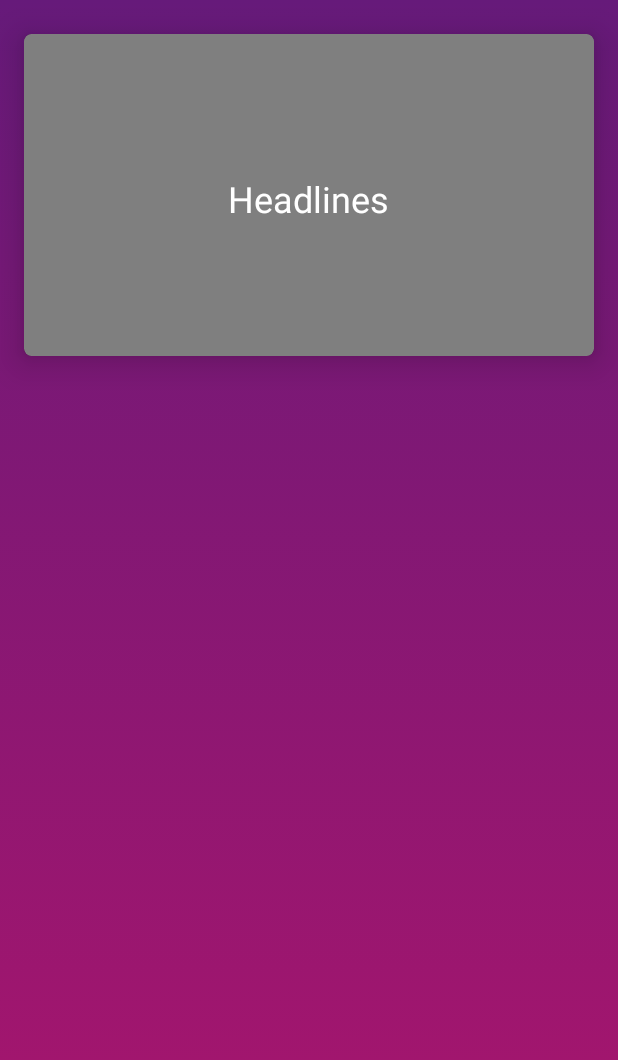
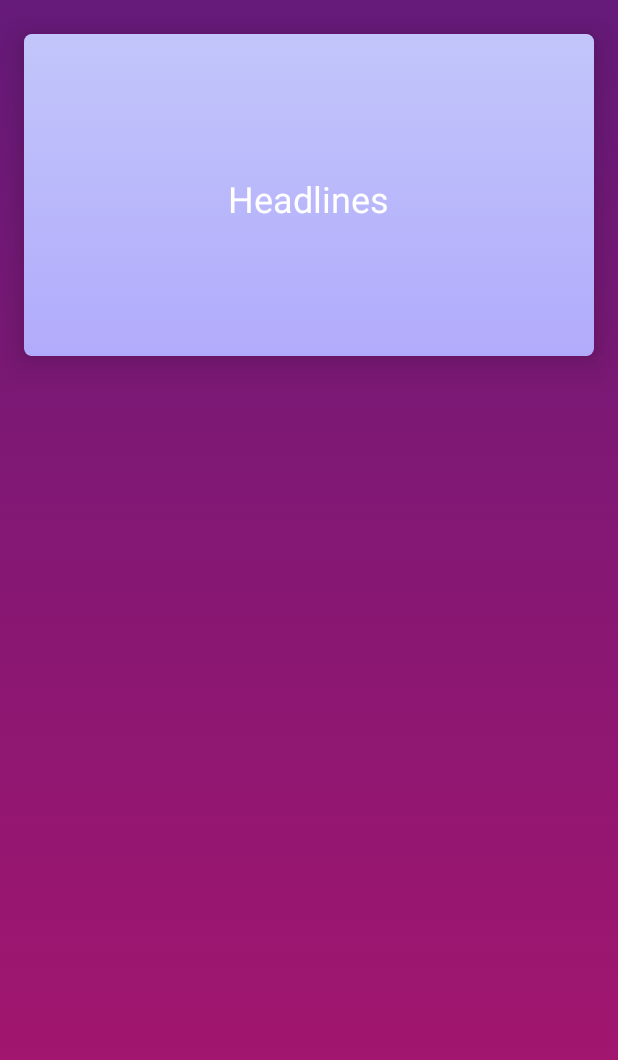
Before and after one commit to prakashbalab24/WVS-Task, an Android app: the layout news_card.xml on its own in the app's theme, with its tools: preview values and no code run, on a phone screen of 412 x 824 dp. Shown: the top 1060 px of the screen. Run offline under Robolectric (Android 15) with nearby library versions, the phone set to English and light mode, and no system bars.

Commit message:
color changed

```diff
--- /dev/null
+++ b/app/src/main/res/drawable/card_bck.xml
@@ -0,0 +1,13 @@
+<?xml version="1.0" encoding="utf-8"?>
+<selector xmlns:android="http://schemas.android.com/apk/res/android">
+
+
+    <item>
+        <shape>
+            <gradient
+                android:endColor="@color/colorAccent2T"
+                android:startColor="@color/colorPrimary2T"
+                android:angle="270" />
+        </shape>
+    </item>
+</selector>
--- a/app/src/main/res/layout/news_card.xml
+++ b/app/src/main/res/layout/news_card.xml
@@ -22,12 +22,14 @@
             android:id="@+id/rl_card"
             android:layout_width="match_parent"
             android:layout_height="220dp"
-            android:background="@color/transperentBlack">
+            android:background="@drawable/card_bck"
+            >
             <LinearLayout
                 android:layout_width="wrap_content"
                 android:layout_height="wrap_content"
                 android:layout_centerInParent="true"
-                android:orientation="vertical">
+                android:orientation="vertical"
+               >
 
 
             <TextView
--- a/app/src/main/res/values/colors.xml
+++ b/app/src/main/res/values/colors.xml
@@ -9,6 +9,9 @@
     <color name="colorPrimary2">#661A7A</color>
     <color name="colorAccent2">#AB156C</color>
 
+    <color name="colorPrimary2T">#80858DF5</color>
+    <color name="colorAccent2T"> #806456F8</color>
+
     <color name="color1">#6B06CB</color>
     <color name="color2">#EE5E9F</color>
     <color name="color3">#2C0C37</color>
```
